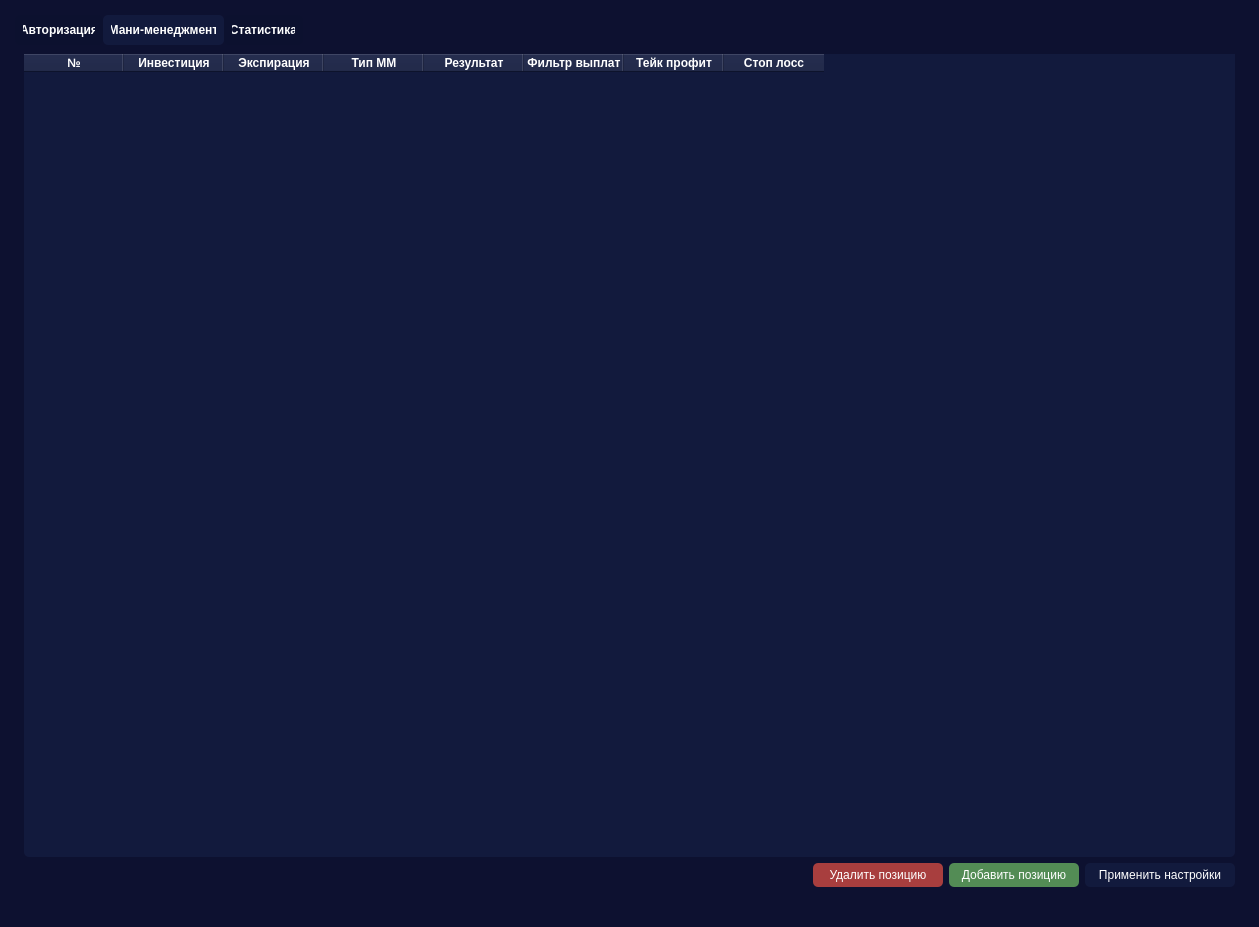
Old version of the form inteface.ui in the repository MICROWAVE-web/UteBot.
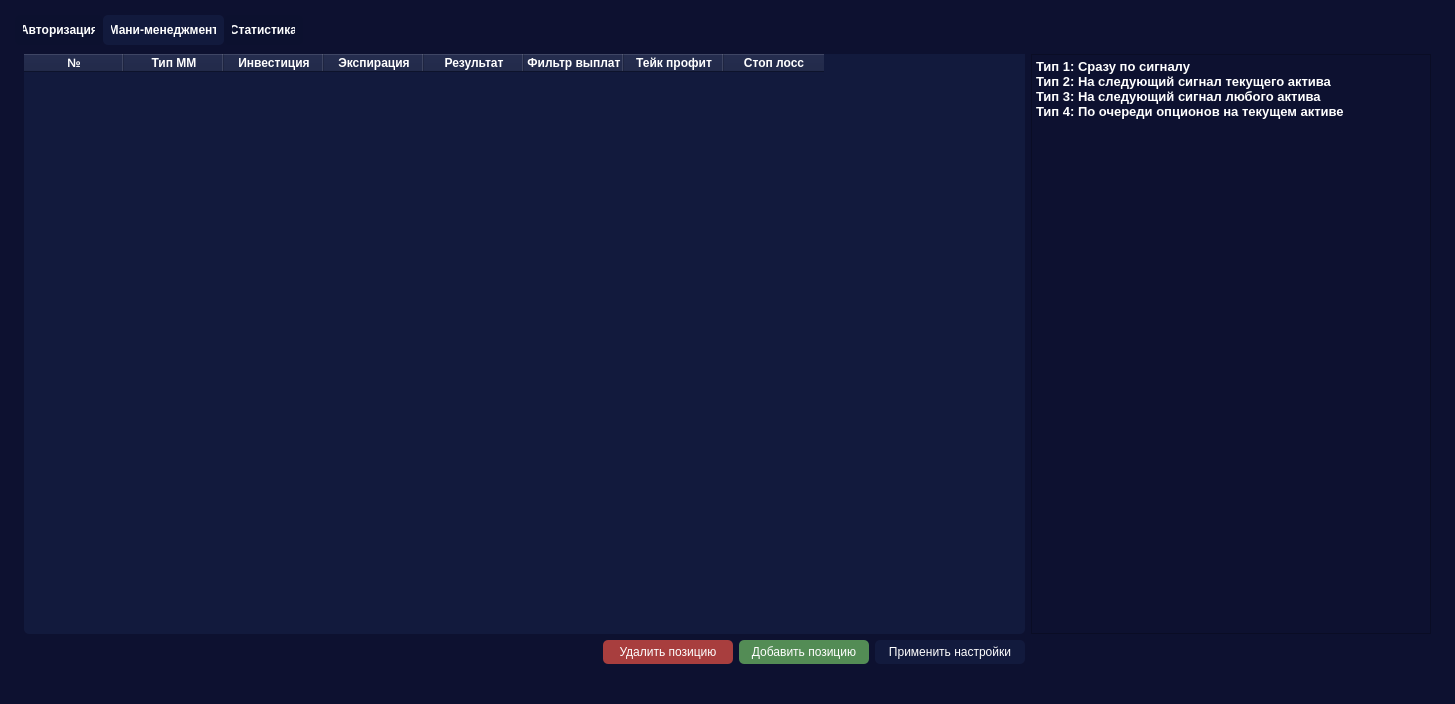
New version of the form. The open tabs and pages were chosen to show the change. Icons and pictures are not drawn.

The edit to the form file:
```diff
--- a/inteface.ui
+++ b/inteface.ui
@@ -6,8 +6,8 @@
    <rect>
     <x>0</x>
     <y>0</y>
-    <width>1252</width>
-    <height>927</height>
+    <width>1455</width>
+    <height>704</height>
    </rect>
   </property>
   <property name="sizePolicy">
@@ -51,7 +51,7 @@
     <property name="spacing">
      <number>6</number>
     </property>
-    <item row="0" column="0">
+    <item row="0" column="1">
      <widget class="QTabWidget" name="tabWidget">
       <property name="sizePolicy">
        <sizepolicy hsizetype="Expanding" vsizetype="Expanding">
@@ -367,29 +367,14 @@
         <string>Мани-менеджмент</string>
        </attribute>
        <layout class="QGridLayout" name="gridLayout_3">
-        <item row="1" column="4">
-         <widget class="QPushButton" name="saveButton">
-          <property name="maximumSize">
-           <size>
-            <width>150</width>
-            <height>16777215</height>
-           </size>
-          </property>
-          <property name="styleSheet">
-           <string notr="true">background-color: rgb(18, 26, 61);
-                                color: white;
-                                border-radius: 5px;
-                                padding: 5px;
-                                font-size: 12px;
-                            </string>
-          </property>
-          <property name="text">
-           <string>Применить настройки</string>
-          </property>
-         </widget>
-        </item>
-        <item row="0" column="0" colspan="5">
+        <item row="1" column="0" colspan="6">
          <widget class="QTableWidget" name="manage_table">
+          <property name="sizePolicy">
+           <sizepolicy hsizetype="Expanding" vsizetype="Expanding">
+            <horstretch>0</horstretch>
+            <verstretch>0</verstretch>
+           </sizepolicy>
+          </property>
           <property name="styleSheet">
            <string notr="true">QTableWidget {
                                 background-color: rgb(18, 26, 61);
@@ -436,6 +421,11 @@
             <string>№</string>
            </property>
           </column>
+          <column>
+           <property name="text">
+            <string>Тип ММ</string>
+           </property>
+          </column>
           <column>
            <property name="text">
             <string>Инвестиция</string>
@@ -446,11 +436,6 @@
             <string>Экспирация</string>
            </property>
           </column>
-          <column>
-           <property name="text">
-            <string>Тип ММ</string>
-           </property>
-          </column>
           <column>
            <property name="text">
             <string>Результат</string>
@@ -473,16 +458,46 @@
           </column>
          </widget>
         </item>
-        <item row="1" column="2">
-         <widget class="QPushButton" name="deleteButton">
+        <item row="1" column="6">
+         <widget class="QTextBrowser" name="textBrowser_2">
+          <property name="minimumSize">
+           <size>
+            <width>400</width>
+            <height>0</height>
+           </size>
+          </property>
           <property name="maximumSize">
            <size>
-            <width>130</width>
+            <width>400</width>
             <height>16777215</height>
            </size>
           </property>
           <property name="styleSheet">
-           <string notr="true">background-color: #a83e3e;
+           <string notr="true">color: white;</string>
+          </property>
+          <property name="html">
+           <string>&lt;!DOCTYPE HTML PUBLIC &quot;-//W3C//DTD HTML 4.0//EN&quot; &quot;http://www.w3.org/TR/REC-html40/strict.dtd&quot;&gt;
+&lt;html&gt;&lt;head&gt;&lt;meta name=&quot;qrichtext&quot; content=&quot;1&quot; /&gt;&lt;meta charset=&quot;utf-8&quot; /&gt;&lt;style type=&quot;text/css&quot;&gt;
+p, li { white-space: pre-wrap; }
+hr { height: 1px; border-width: 0; }
+li.unchecked::marker { content: &quot;\2610&quot;; }
+li.checked::marker { content: &quot;\2612&quot;; }
+&lt;/style&gt;&lt;/head&gt;&lt;body style=&quot; font-family:'Segoe UI'; font-size:9pt; font-weight:400; font-style:normal;&quot;&gt;
+&lt;p style=&quot; margin-top:0px; margin-bottom:0px; margin-left:0px; margin-right:0px; -qt-block-indent:0; text-indent:0px;&quot;&gt;&lt;span style=&quot; font-family:'JetBrains Mono','monospace'; font-size:10pt; font-weight:700; color:#ffffff;&quot;&gt;Тип 1: Сразу по сигналу&lt;/span&gt;&lt;/p&gt;
+&lt;p style=&quot; margin-top:0px; margin-bottom:0px; margin-left:0px; margin-right:0px; -qt-block-indent:0; text-indent:0px;&quot;&gt;&lt;span style=&quot; font-family:'JetBrains Mono','monospace'; font-size:10pt; font-weight:700; color:#ffffff;&quot;&gt;Тип 2: На следующий сигнал текущего актива&lt;br /&gt;Тип 3: На следующий сигнал любого актива   &lt;br /&gt;Тип 4: По очереди опционов на текущем активе&lt;/span&gt;&lt;/p&gt;&lt;/body&gt;&lt;/html&gt;</string>
+          </property>
+         </widget>
+        </item>
+        <item row="3" column="5">
+         <widget class="QPushButton" name="saveButton">
+          <property name="maximumSize">
+           <size>
+            <width>150</width>
+            <height>16777215</height>
+           </size>
+          </property>
+          <property name="styleSheet">
+           <string notr="true">background-color: rgb(18, 26, 61);
                                 color: white;
                                 border-radius: 5px;
                                 padding: 5px;
@@ -490,11 +505,11 @@
                             </string>
           </property>
           <property name="text">
-           <string>Удалить позицию</string>
+           <string>Применить настройки</string>
           </property>
          </widget>
         </item>
-        <item row="1" column="3">
+        <item row="3" column="4">
          <widget class="QPushButton" name="addButton">
           <property name="maximumSize">
            <size>
@@ -515,6 +530,27 @@
           </property>
          </widget>
         </item>
+        <item row="3" column="3">
+         <widget class="QPushButton" name="deleteButton">
+          <property name="maximumSize">
+           <size>
+            <width>130</width>
+            <height>16777215</height>
+           </size>
+          </property>
+          <property name="styleSheet">
+           <string notr="true">background-color: #a83e3e;
+                                color: white;
+                                border-radius: 5px;
+                                padding: 5px;
+                                font-size: 12px;
+                            </string>
+          </property>
+          <property name="text">
+           <string>Удалить позицию</string>
+          </property>
+         </widget>
+        </item>
        </layout>
       </widget>
       <widget class="QWidget" name="tab_statistics">
```
